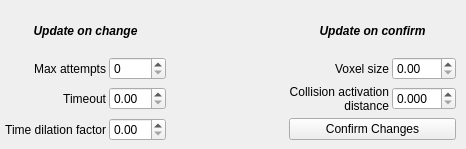
The window that resource/curobo_rviz_panel.ui (Lab-CORO/curobo_rviz) describes before a commit, drawn with Qt 5.
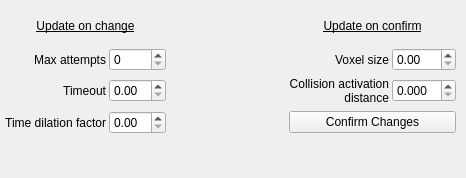
The same window after the commit.

Commit message: add confirmation message after confirm changes is clicked

What changed in the file:
```diff
--- a/resource/curobo_rviz_panel.ui
+++ b/resource/curobo_rviz_panel.ui
@@ -7,7 +7,7 @@
     <x>0</x>
     <y>0</y>
     <width>466</width>
-    <height>149</height>
+    <height>178</height>
    </rect>
   </property>
   <property name="windowTitle">
@@ -19,7 +19,7 @@
      <x>0</x>
      <y>10</y>
      <width>461</width>
-     <height>131</height>
+     <height>161</height>
     </rect>
    </property>
    <layout class="QGridLayout" name="gridLayout">
@@ -39,7 +39,7 @@
      <number>3</number>
     </property>
     <property name="verticalSpacing">
-     <number>5</number>
+     <number>6</number>
     </property>
     <item row="3" column="1">
      <widget class="QDoubleSpinBox" name="doubleSpinBoxTimeDilationFactor">
@@ -126,8 +126,7 @@
      <widget class="QLabel" name="labelUpdateOnConfirm">
       <property name="font">
        <font>
-        <italic>true</italic>
-        <bold>true</bold>
+        <underline>true</underline>
         <strikeout>false</strikeout>
         <kerning>true</kerning>
        </font>
@@ -173,8 +172,7 @@
      <widget class="QLabel" name="labelUpdateOnChange">
       <property name="font">
        <font>
-        <italic>true</italic>
-        <bold>true</bold>
+        <underline>true</underline>
         <strikeout>false</strikeout>
         <kerning>true</kerning>
        </font>
@@ -236,8 +234,23 @@
       </property>
      </widget>
     </item>
-   </layout>
-  </widget>
+    <item row="4" column="4" colspan="2">
+     <widget class="QLabel" name="labelConfirmChangesMessage">
+      <property name="font">
+       <font>
+        <pointsize>8</pointsize>
+        <italic>true</italic>
+       </font>
+      </property>
+      <property name="text">
+      </property>
+      <property name="wordWrap">
+       <bool>true</bool>
+      </property>
+     </widget>
+    </item>
+    </layout>
+    </widget>
  </widget>
  <resources/>
  <connections/>
```
The commit also changes 2 other files.
